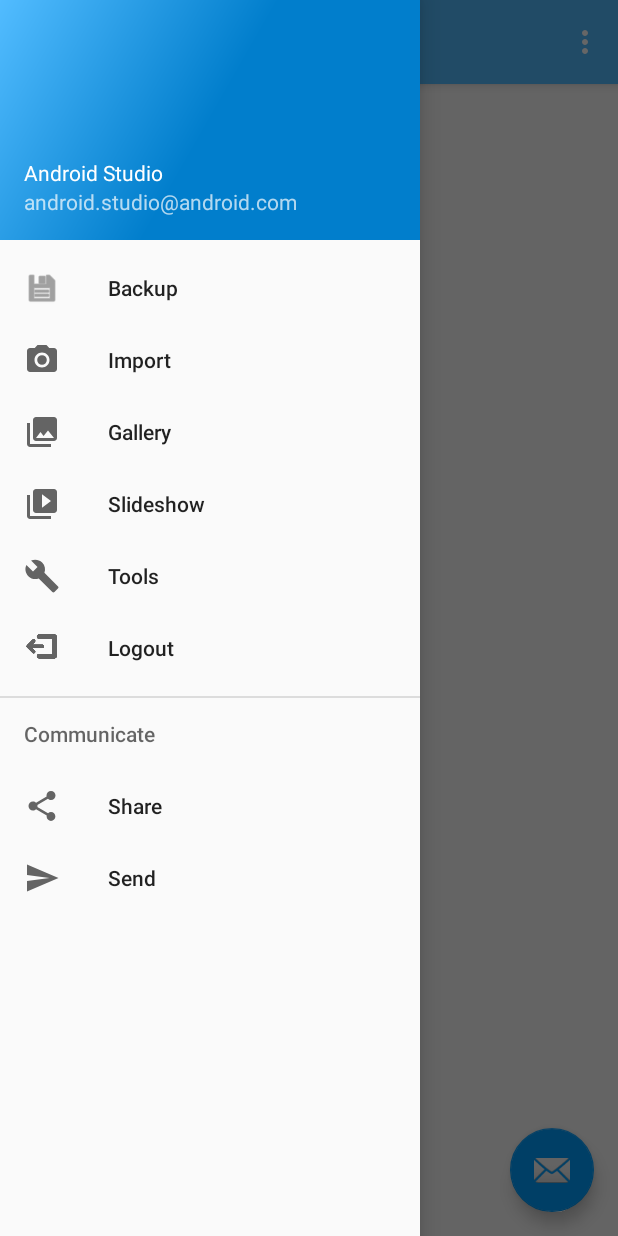
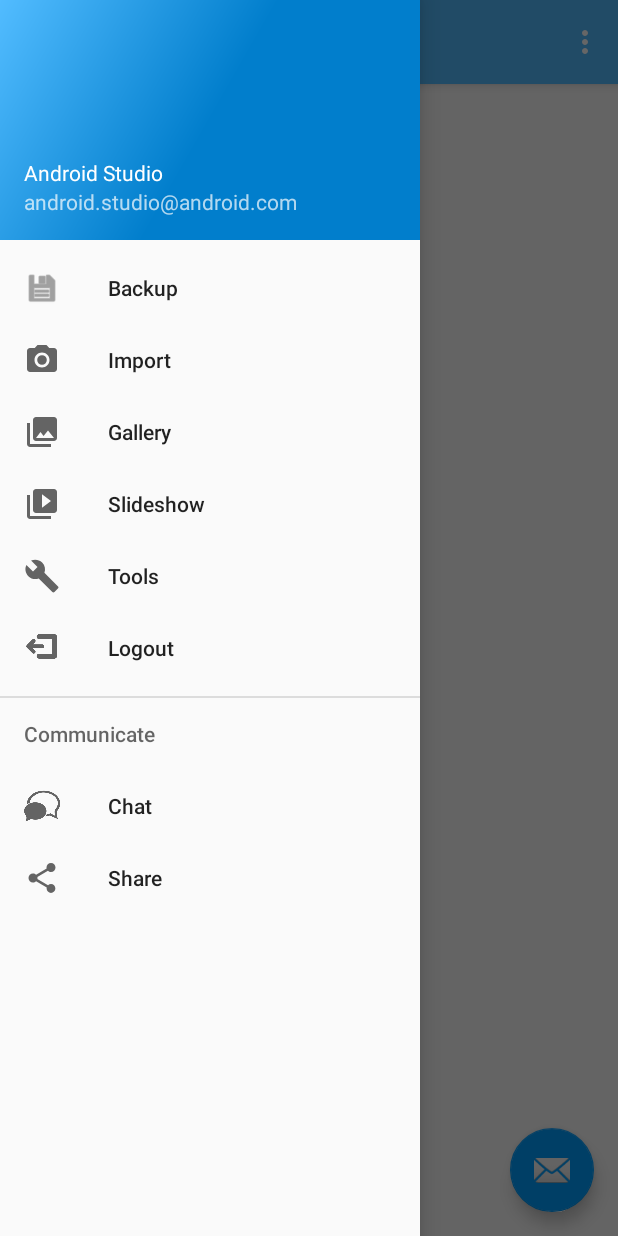
Before and after one commit to LuanScudeler/TCCChatApplication, an Android app: the MainActivity screen opened directly, with no data from a screen before it, with the side drawer open, on a phone screen of 412 x 824 dp. Run offline under Robolectric (Android 15) with nearby library versions, the phone set to English and light mode, and no system bars; 3 statements that could not run were skipped.

Commit message:
+ Initial chat set up (send/receive). New "Chat" icon on NavagationBar

```diff
--- a/app/src/main/java/br/chatup/tcc/activity/LoginActivity.java
+++ b/app/src/main/java/br/chatup/tcc/activity/LoginActivity.java
@@ -51,7 +51,7 @@ public class LoginActivity extends AppCompatActivity implements AsyncTaskListene
                 Toast.makeText(this, "Login Successfull =)", Toast.LENGTH_SHORT).show();
                 Intent i = new Intent(this, MainActivity.class);
                 Bundle b = new Bundle();
-                b.putString("user","{\"username\": \"Gambeta Monstra\"}"); //TODO: Find a way to pass current user instance through onTaskCompleted
+                b.putString("user","{\"username\": \"Gambeta Monstra\"}"); //TODO: Find a way to pass current user instance through onTaskCompleted or change implementation
                 i.putExtras(b);
                 startActivity(i);
                 finish();
--- a/app/src/main/res/menu/activity_main_drawer.xml
+++ b/app/src/main/res/menu/activity_main_drawer.xml
@@ -31,14 +31,13 @@
     <item android:title="Communicate">
         <menu>
             <item
+                android:id="@+id/nav_chat"
+                android:icon="@drawable/chat_icon"
+                android:title="Chat" />
+            <item
                 android:id="@+id/nav_share"
                 android:icon="@drawable/ic_menu_share"
                 android:title="Share" />
-            <item
-                android:id="@+id/nav_send"
-                android:icon="@drawable/ic_menu_send"
-                android:title="Send" />
-
         </menu>
     </item>
 
```
Also changed, not shown: app/src/main/java/br/chatup/tcc/activity/ChatActivity.java (+39 -0 lines), app/src/main/java/br/chatup/tcc/activity/MainActivity.java (+5 -3 lines), app/src/main/java/br/chatup/tcc/chat/ChatListener.java (added, +27 -0 lines), app/src/main/java/br/chatup/tcc/chat/MessageListener.java (added, +22 -0 lines), app/src/main/java/br/chatup/tcc/xmpp/XmppManager.java (+11 -2 lines), app/src/main/res/layout/activity_chat.xml (+5 -2 lines), app/src/main/res/drawable/chat_icon.png (added).
